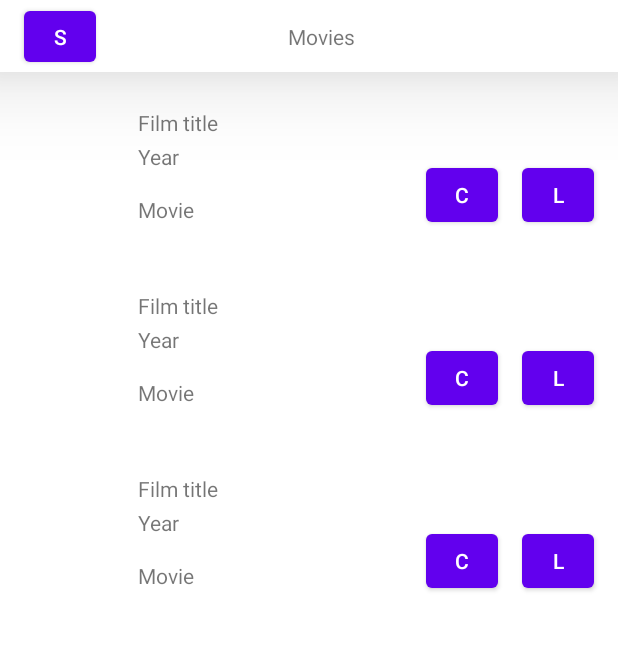
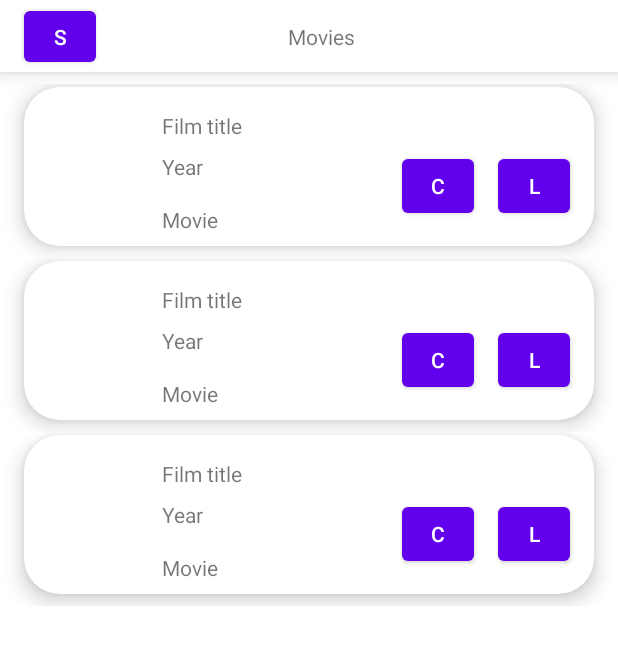
Before and after one commit to dimryb/MeringueIMDb, an Android app: the layout fragment_movies.xml on its own in the app's theme, with its tools: preview values and no code run, on a phone screen of 412 x 824 dp. Shown: the top 645 px of the screen. Run offline under Robolectric (Android 15) with nearby library versions, the phone set to English and light mode, and no system bars.

Commit message:
Поднять карточки фильмов

```diff
--- a/app/src/main/java/space/rybakov/meringueimdb/presentation/activity/DetailsFragment.kt
+++ b/app/src/main/java/space/rybakov/meringueimdb/presentation/activity/DetailsFragment.kt
@@ -42,7 +42,7 @@ class DetailsFragment : Fragment() {
         setupClickListener(args.film)
     }
 
-    private fun setContent(film: Film){
+    private fun setContent(film: Film) {
         binding.apply {
             textViewTitleDetail.text = film.title
             textViewYearDetail.text = film.year
@@ -51,9 +51,9 @@ class DetailsFragment : Fragment() {
         }
     }
 
-    private fun setupClickListener(film: Film){
+    private fun setupClickListener(film: Film) {
         binding.apply {
-            toolbar.buttonAction.setOnClickListener{
+            toolbar.buttonAction.setOnClickListener {
                 findNavController().navigateUp()
             }
             buttonImdb.setOnClickListener {
--- /dev/null
+++ b/app/src/main/res/drawable/card_film_shape.xml
@@ -0,0 +1,7 @@
+<?xml version="1.0" encoding="utf-8"?>
+<shape xmlns:android="http://schemas.android.com/apk/res/android"
+    android:shape="rectangle">
+
+    <solid android:color="@color/white" />
+    <corners android:radius="24dp"/>
+</shape>
--- a/app/src/main/res/layout/card_film.xml
+++ b/app/src/main/res/layout/card_film.xml
@@ -8,15 +8,29 @@
     android:clickable="true"
     android:focusable="true">
 
+    <androidx.constraintlayout.widget.ConstraintLayout
+        android:layout_width="match_parent"
+        android:layout_height="wrap_content"
+        android:layout_marginStart="@dimen/margin_horizontal"
+        android:layout_marginTop="2dp"
+        android:layout_marginEnd="@dimen/margin_horizontal"
+        android:layout_marginBottom="8dp"
+        android:background="@drawable/card_film_shape"
+        android:elevation="@dimen/elevation"
+        app:layout_constraintBottom_toBottomOf="parent"
+        app:layout_constraintEnd_toEndOf="parent"
+        app:layout_constraintStart_toStartOf="parent"
+        app:layout_constraintTop_toTopOf="parent">
+
         <ImageView
             android:id="@+id/imageView_poster"
-        android:layout_width="60dp"
-        android:layout_height="90dp"
-        android:layout_marginStart="16dp"
-        android:layout_marginTop="16dp"
-        android:layout_marginBottom="16dp"
+            android:layout_width="@dimen/card_image_width"
+            android:layout_height="@dimen/card_image_height"
+            android:layout_marginStart="@dimen/card_image_marginStart"
+            android:layout_marginTop="@dimen/card_image_margin_vertical"
+            android:layout_marginBottom="@dimen/card_image_margin_vertical"
+            android:clickable="true"
             android:contentDescription="description image"
-        android:clickable="true"
             android:focusable="true"
             app:layout_constraintBottom_toBottomOf="parent"
             app:layout_constraintStart_toStartOf="parent"
@@ -26,8 +40,8 @@
             android:id="@+id/textView_title"
             android:layout_width="wrap_content"
             android:layout_height="wrap_content"
-        android:layout_marginStart="16dp"
-        android:layout_marginTop="24dp"
+            android:layout_marginStart="@dimen/card_marginStart"
+            android:layout_marginTop="@dimen/card_title_marginTop"
             android:text="Film title"
             app:layout_constraintStart_toEndOf="@id/imageView_poster"
             app:layout_constraintTop_toTopOf="parent" />
@@ -36,8 +50,8 @@
             android:id="@+id/textView_year"
             android:layout_width="wrap_content"
             android:layout_height="wrap_content"
-        android:layout_marginStart="16dp"
-        android:layout_marginTop="3dp"
+            android:layout_marginStart="@dimen/card_marginStart"
+            android:layout_marginTop="@dimen/card_year_marginTop"
             android:text="Year"
             app:layout_constraintStart_toEndOf="@id/imageView_poster"
             app:layout_constraintTop_toBottomOf="@id/textView_title" />
@@ -66,10 +80,11 @@
             android:id="@+id/textView_type"
             android:layout_width="wrap_content"
             android:layout_height="wrap_content"
-        android:layout_marginStart="16dp"
+            android:layout_marginStart="@dimen/card_marginStart"
             android:layout_marginTop="16dp"
             android:text="Movie"
             app:layout_constraintStart_toEndOf="@id/imageView_poster"
             app:layout_constraintTop_toBottomOf="@id/textView_year" />
+    </androidx.constraintlayout.widget.ConstraintLayout>
 
 </androidx.constraintlayout.widget.ConstraintLayout>
--- a/app/src/main/res/layout/fragment_details.xml
+++ b/app/src/main/res/layout/fragment_details.xml
@@ -15,11 +15,11 @@
         android:id="@+id/detail"
         android:layout_width="match_parent"
         android:layout_height="wrap_content"
-        android:layout_marginStart="16dp"
+        android:layout_marginStart="@dimen/margin_horizontal"
         android:layout_marginTop="32dp"
-        android:layout_marginEnd="16dp"
+        android:layout_marginEnd="@dimen/margin_horizontal"
         android:background="@drawable/film_detail_shape"
-        android:elevation="32dp"
+        android:elevation="@dimen/elevation"
         app:layout_constraintEnd_toEndOf="parent"
         app:layout_constraintStart_toStartOf="parent"
         app:layout_constraintTop_toBottomOf="@id/toolbar">
@@ -93,11 +93,11 @@
         android:id="@+id/constraintLayout"
         android:layout_width="match_parent"
         android:layout_height="wrap_content"
-        android:layout_marginStart="16dp"
+        android:layout_marginStart="@dimen/margin_horizontal"
         android:layout_marginTop="8dp"
-        android:layout_marginEnd="16dp"
+        android:layout_marginEnd="@dimen/margin_horizontal"
         android:background="@drawable/film_detail_shape"
-        android:elevation="32dp"
+        android:elevation="@dimen/elevation"
         app:layout_constraintEnd_toEndOf="parent"
         app:layout_constraintStart_toStartOf="parent"
         app:layout_constraintTop_toBottomOf="@id/textView_comments">
--- a/app/src/main/res/layout/fragment_movies.xml
+++ b/app/src/main/res/layout/fragment_movies.xml
@@ -17,6 +17,8 @@
         android:id="@+id/films_list"
         android:layout_width="0dp"
         android:layout_height="0dp"
+        android:layout_marginTop="8dp"
+        android:layout_marginBottom="8dp"
         app:layoutManager="androidx.recyclerview.widget.LinearLayoutManager"
         app:layout_constraintBottom_toBottomOf="parent"
         app:layout_constraintEnd_toEndOf="parent"
--- a/app/src/main/res/layout/toolbar.xml
+++ b/app/src/main/res/layout/toolbar.xml
@@ -7,7 +7,7 @@
     android:layout_width="match_parent"
     android:layout_height="48dp"
     android:background="@color/white"
-    android:elevation="36dp"
+    android:elevation="@dimen/elevation"
     app:layout_constraintEnd_toEndOf="parent"
     app:layout_constraintStart_toStartOf="parent"
     app:layout_constraintTop_toTopOf="parent">
--- a/app/src/main/res/values/dimens.xml
+++ b/app/src/main/res/values/dimens.xml
@@ -1,3 +1,11 @@
 <resources>
-    <dimen name="fab_margin">16dp</dimen>
+    <dimen name="elevation">8dp</dimen>
+    <dimen name="margin_horizontal">16dp</dimen>
+    <dimen name="card_marginStart">16dp</dimen>
+    <dimen name="card_title_marginTop">16dp</dimen>
+    <dimen name="card_image_width">60dp</dimen>
+    <dimen name="card_image_height">90dp</dimen>
+    <dimen name="card_image_marginStart">16dp</dimen>
+    <dimen name="card_image_margin_vertical">8dp</dimen>
+    <dimen name="card_year_marginTop">8dp</dimen>
 </resources>
```
Lines whose indentation alone changed are shown as unchanged.
